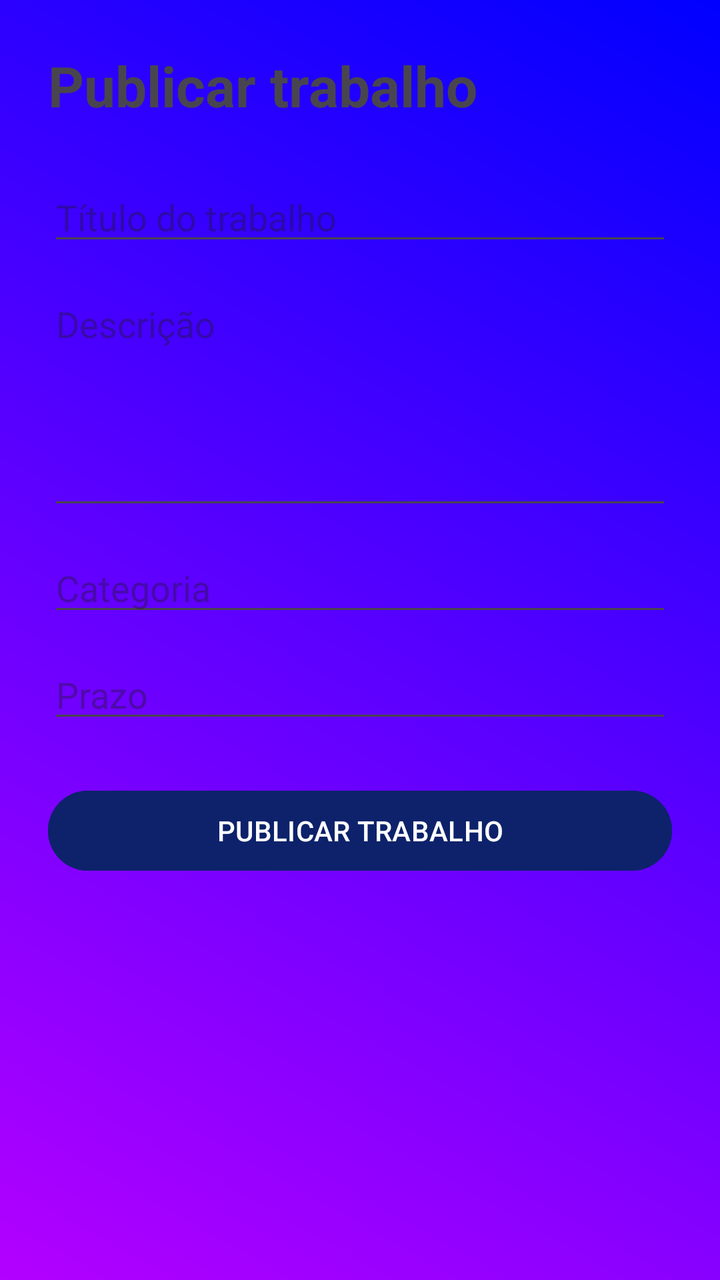
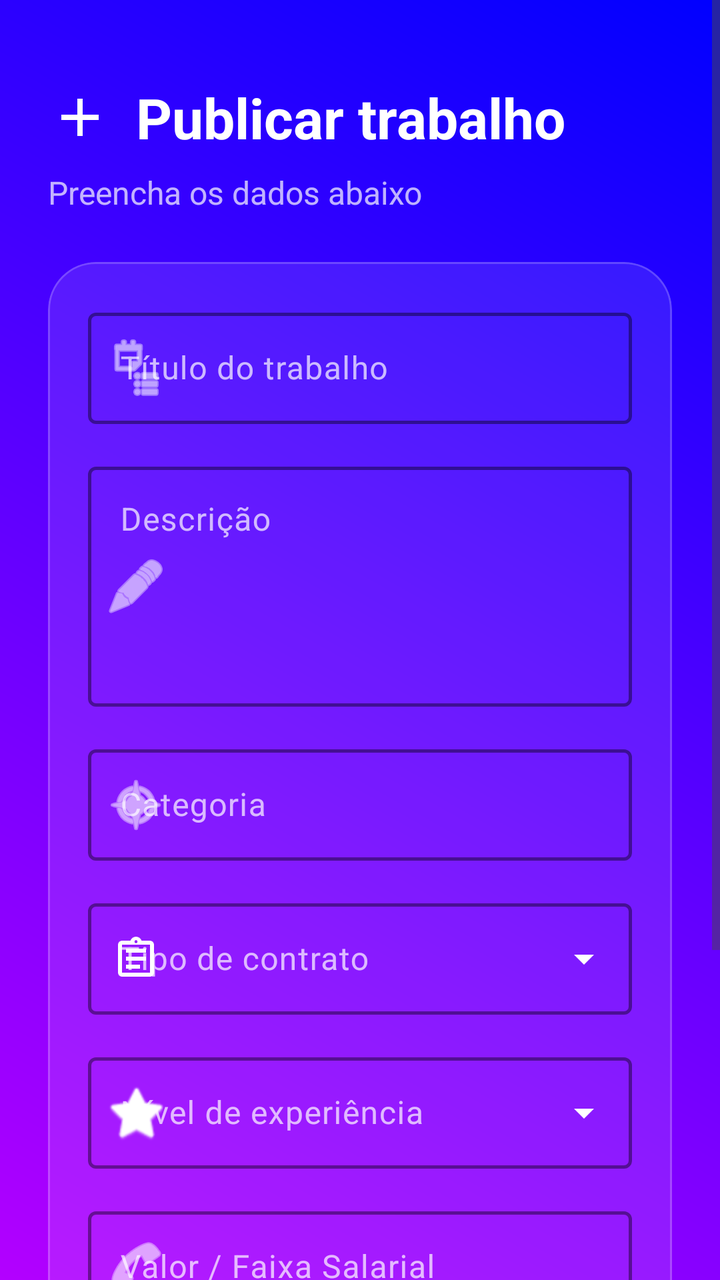

Before-and-after screenshots of an Android layout around one commit, followed by the original layout XML and the change that was made.
<!-- AndroidManifest.xml: application theme Theme.PlataformaRemota -->
<!-- res/layout/activity_trabalho.xml -->
<?xml version="1.0" encoding="utf-8"?>
<ScrollView
    xmlns:android="http://schemas.android.com/apk/res/android"
    android:layout_width="match_parent"
    android:layout_height="match_parent"
    android:background="@drawable/background_gradiente">

    <LinearLayout
        android:layout_width="match_parent"
        android:layout_height="wrap_content"
        android:orientation="vertical"
        android:padding="24dp">

        <TextView
            android:layout_width="wrap_content"
            android:layout_height="wrap_content"
            android:text="Publicar trabalho"
            android:textSize="28sp"
            android:textStyle="bold"
            android:layout_marginBottom="25dp"/>

        <EditText
            android:id="@+id/edtTitulo"
            android:layout_width="match_parent"
            android:layout_height="wrap_content"
            android:hint="Título do trabalho"/>

        <EditText
            android:id="@+id/edtDescricao"
            android:layout_width="match_parent"
            android:layout_height="120dp"
            android:hint="Descrição"
            android:gravity="top"
            android:inputType="textMultiLine"
            android:layout_marginTop="12dp"/>

        <EditText
            android:id="@+id/edtCategoria"
            android:layout_width="match_parent"
            android:layout_height="wrap_content"
            android:hint="Categoria"
            android:layout_marginTop="12dp"/>

        <EditText
            android:id="@+id/edtPrazo"
            android:layout_width="match_parent"
            android:layout_height="wrap_content"
            android:hint="Prazo"
            android:layout_marginTop="12dp"/>

        <Button
            android:id="@+id/btnPublicar"
            android:layout_width="match_parent"
            android:layout_height="wrap_content"
            android:backgroundTint="#0D226B"
            android:text="PUBLICAR TRABALHO"
            android:layout_marginTop="25dp"/>

    </LinearLayout>

</ScrollView>
<!-- resources referenced by this layout -->
<resources>
  <!-- drawable background_gradiente (drawable) -->
  <?xml version="1.0" encoding="utf-8"?>
  <shape xmlns:android="http://schemas.android.com/apk/res/android">
      <gradient
          android:startColor="#B300FF"
          android:endColor="#0000FF"
          android:angle="45"/>
  </shape>
  <style name="Theme.PlataformaRemota" parent="Base.Theme.PlataformaRemota" />
  <style name="Base.Theme.PlataformaRemota" parent="Theme.Material3.DayNight.NoActionBar">
          
          
      </style>
</resources>

<!-- the commit's change to res/layout/activity_trabalho.xml (unified diff, before → after) -->
@@ -1,61 +1,254 @@
 <?xml version="1.0" encoding="utf-8"?>
-<ScrollView
-    xmlns:android="http://schemas.android.com/apk/res/android"
+<ScrollView xmlns:android="http://schemas.android.com/apk/res/android"
+    xmlns:app="http://schemas.android.com/apk/res-auto"
+    xmlns:tools="http://schemas.android.com/tools"
     android:layout_width="match_parent"
     android:layout_height="match_parent"
-    android:background="@drawable/background_gradiente">
+    android:background="@drawable/background_gradiente"
+    android:fillViewport="true">
 
     <LinearLayout
         android:layout_width="match_parent"
         android:layout_height="wrap_content"
         android:orientation="vertical"
-        android:padding="24dp">
+        android:padding="24dp"
+        android:gravity="center_horizontal">
+
+        
+        <LinearLayout
+            android:layout_width="match_parent"
+            android:layout_height="wrap_content"
+            android:gravity="center_vertical"
+            android:orientation="horizontal"
+            android:layout_marginBottom="8dp"
+            android:layout_marginTop="16dp">
+
+            <ImageView
+                android:layout_width="32dp"
+                android:layout_height="32dp"
+                android:layout_marginEnd="12dp"
+                android:src="@drawable/ic_add"
+                app:tint="@color/white" />
+
+            <TextView
+                android:layout_width="0dp"
+                android:layout_height="wrap_content"
+                android:layout_weight="1"
+                android:text="Publicar trabalho"
+                android:textColor="@color/white"
+                android:textSize="28sp"
+                android:textStyle="bold" />
+        </LinearLayout>
 
         <TextView
-            android:layout_width="wrap_content"
+            android:layout_width="match_parent"
             android:layout_height="wrap_content"
-            android:text="Publicar trabalho"
-            android:textSize="28sp"
-            android:textStyle="bold"
-            android:layout_marginBottom="25dp"/>
-
-        <EditText
-            android:id="@+id/edtTitulo"
+            android:text="Preencha os dados abaixo"
+            android:textColor="#B3FFFFFF"
+            android:textSize="16sp"
+            android:layout_marginBottom="24dp" />
+
+        
+        <com.google.android.material.card.MaterialCardView
             android:layout_width="match_parent"
             android:layout_height="wrap_content"
-            android:hint="Título do trabalho"/>
-
-        <EditText
-            android:id="@+id/edtDescricao"
-            android:layout_width="match_parent"
-            android:layout_height="120dp"
-            android:hint="Descrição"
-            android:gravity="top"
-            android:inputType="textMultiLine"
-            android:layout_marginTop="12dp"/>
-
-        <EditText
-            android:id="@+id/edtCategoria"
-            android:layout_width="match_parent"
-            android:layout_height="wrap_content"
-            android:hint="Categoria"
-            android:layout_marginTop="12dp"/>
-
-        <EditText
-            android:id="@+id/edtPrazo"
-            android:layout_width="match_parent"
-            android:layout_height="wrap_content"
-            android:hint="Prazo"
-            android:layout_marginTop="12dp"/>
-
-        <Button
+            app:cardBackgroundColor="#1AFFFFFF"
+            app:cardCornerRadius="24dp"
+            app:cardElevation="0dp"
+            app:strokeWidth="1dp"
+            app:strokeColor="#33FFFFFF"
+            android:layout_marginBottom="24dp">
+
+            <LinearLayout
+                android:layout_width="match_parent"
+                android:layout_height="wrap_content"
+                android:orientation="vertical"
+                android:padding="20dp">
+
+                
+                <com.google.android.material.textfield.TextInputLayout
+                    style="@style/Widget.Material3.TextInputLayout.OutlinedBox"
+                    android:layout_width="match_parent"
+                    android:layout_height="wrap_content"
+                    android:layout_marginBottom="16dp"
+                    android:hint="Título do trabalho"
+                    android:textColorHint="#B3FFFFFF"
+                    app:hintTextColor="@color/white"
+                    app:boxStrokeColor="@color/white"
+                    app:boxStrokeWidth="1.5dp"
+                    app:startIconDrawable="@android:drawable/ic_menu_agenda"
+                    app:startIconTint="@color/white"
+                    app:boxBackgroundColor="@android:color/transparent">
+
+                    <com.google.android.material.textfield.TextInputEditText
+                        android:id="@+id/edtTitulo"
+                        android:layout_width="match_parent"
+                        android:layout_height="wrap_content"
+                        android:inputType="text"
+                        android:textColor="@color/white" />
+                </com.google.android.material.textfield.TextInputLayout>
+
+                
+                <com.google.android.material.textfield.TextInputLayout
+                    style="@style/Widget.Material3.TextInputLayout.OutlinedBox"
+                    android:layout_width="match_parent"
+                    android:layout_height="wrap_content"
+                    android:layout_marginBottom="16dp"
+                    android:hint="Descrição"
+                    android:textColorHint="#B3FFFFFF"
+                    app:hintTextColor="@color/white"
+                    app:boxStrokeColor="@color/white"
+                    app:boxStrokeWidth="1.5dp"
+                    app:startIconDrawable="@android:drawable/ic_menu_edit"
+                    app:startIconTint="@color/white"
+                    app:boxBackgroundColor="@android:color/transparent">
+
+                    <com.google.android.material.textfield.TextInputEditText
+                        android:id="@+id/edtDescricao"
+                        android:layout_width="match_parent"
+                        android:layout_height="120dp"
+                        android:gravity="top"
+                        android:inputType="textMultiLine"
+                        android:textColor="@color/white" />
+                </com.google.android.material.textfield.TextInputLayout>
+
+                
+                <com.google.android.material.textfield.TextInputLayout
+                    style="@style/Widget.Material3.TextInputLayout.OutlinedBox"
+                    android:layout_width="match_parent"
+                    android:layout_height="wrap_content"
+                    android:layout_marginBottom="16dp"
+                    android:hint="Categoria"
+                    android:textColorHint="#B3FFFFFF"
+                    app:hintTextColor="@color/white"
+                    app:boxStrokeColor="@color/white"
+                    app:boxStrokeWidth="1.5dp"
+                    app:startIconDrawable="@android:drawable/ic_menu_compass"
+                    app:startIconTint="@color/white"
+                    app:boxBackgroundColor="@android:color/transparent">
+
+                    <com.google.android.material.textfield.TextInputEditText
+                        android:id="@+id/edtCategoria"
+                        android:layout_width="match_parent"
+                        android:layout_height="wrap_content"
+                        android:inputType="text"
+                        android:textColor="@color/white" />
+                </com.google.android.material.textfield.TextInputLayout>
+
+                
+                <com.google.android.material.textfield.TextInputLayout
+                    style="@style/Widget.Material3.TextInputLayout.OutlinedBox.ExposedDropdownMenu"
+                    android:layout_width="match_parent"
+                    android:layout_height="wrap_content"
+                    android:layout_marginBottom="16dp"
+                    android:hint="Tipo de contrato"
+                    android:textColorHint="#B3FFFFFF"
+                    app:hintTextColor="@color/white"
+                    app:boxStrokeColor="@color/white"
+                    app:boxStrokeWidth="1.5dp"
+                    app:startIconDrawable="@drawable/ic_menu_description"
+                    app:startIconTint="@color/white"
+                    app:endIconTint="@color/white"
+                    app:boxBackgroundColor="@android:color/transparent">
+
+                    <AutoCompleteTextView
+                        android:id="@+id/edtTipoContrato"
+                        android:layout_width="match_parent"
+                        android:layout_height="wrap_content"
+                        android:inputType="none"
+                        android:textColor="@color/white" />
+                </com.google.android.material.textfield.TextInputLayout>
+
+                
+                <com.google.android.material.textfield.TextInputLayout
+                    style="@style/Widget.Material3.TextInputLayout.OutlinedBox.ExposedDropdownMenu"
+                    android:layout_width="match_parent"
+                    android:layout_height="wrap_content"
+                    android:layout_marginBottom="16dp"
+                    android:hint="Nível de experiência"
+                    android:textColorHint="#B3FFFFFF"
+                    app:hintTextColor="@color/white"
+                    app:boxStrokeColor="@color/white"
+                    app:boxStrokeWidth="1.5dp"
+                    app:startIconDrawable="@android:drawable/btn_star_big_on"
+                    app:startIconTint="@color/white"
+                    app:endIconTint="@color/white"
+                    app:boxBackgroundColor="@android:color/transparent">
+
+                    <AutoCompleteTextView
+                        android:id="@+id/edtNivel"
+                        android:layout_width="match_parent"
+                        android:layout_height="wrap_content"
+                        android:inputType="none"
+                        android:textColor="@color/white" />
+                </com.google.android.material.textfield.TextInputLayout>
+
+                
+                <com.google.android.material.textfield.TextInputLayout
+                    style="@style/Widget.Material3.TextInputLayout.OutlinedBox"
+                    android:layout_width="match_parent"
+                    android:layout_height="wrap_content"
+                    android:layout_marginBottom="16dp"
+                    android:hint="Valor / Faixa Salarial"
+                    android:textColorHint="#B3FFFFFF"
+                    app:hintTextColor="@color/white"
+                    app:boxStrokeColor="@color/white"
+                    app:boxStrokeWidth="1.5dp"
+                    app:prefixText="R$ "
+                    app:prefixTextColor="@color/white"
+                    app:startIconDrawable="@android:drawable/ic_menu_call"
+                    app:startIconTint="@color/white"
+                    app:boxBackgroundColor="@android:color/transparent">
+
+                    <com.google.android.material.textfield.TextInputEditText
+                        android:id="@+id/edtValor"
+                        android:layout_width="match_parent"
+                        android:layout_height="wrap_content"
+                        android:inputType="numberDecimal"
+                        android:textColor="@color/white" />
+                </com.google.android.material.textfield.TextInputLayout>
+
+                
+                <com.google.android.material.textfield.TextInputLayout
+                    style="@style/Widget.Material3.TextInputLayout.OutlinedBox"
+                    android:layout_width="match_parent"
+                    android:layout_height="wrap_content"
+                    android:hint="Prazo"
+                    android:textColorHint="#B3FFFFFF"
+                    app:hintTextColor="@color/white"
+                    app:boxStrokeColor="@color/white"
+                    app:boxStrokeWidth="1.5dp"
+                    app:startIconDrawable="@android:drawable/ic_menu_recent_history"
+                    app:startIconTint="@color/white"
+                    app:boxBackgroundColor="@android:color/transparent">
+
+                    <com.google.android.material.textfield.TextInputEditText
+                        android:id="@+id/edtPrazo"
+                        android:layout_width="match_parent"
+                        android:layout_height="wrap_content"
+                        android:inputType="text"
+                        android:textColor="@color/white" />
+                </com.google.android.material.textfield.TextInputLayout>
+
+            </LinearLayout>
+        </com.google.android.material.card.MaterialCardView>
+
+        
+        <com.google.android.material.button.MaterialButton
             android:id="@+id/btnPublicar"
             android:layout_width="match_parent"
-            android:layout_height="wrap_content"
+            android:layout_height="56dp"
             android:backgroundTint="#0D226B"
             android:text="PUBLICAR TRABALHO"
-            android:layout_marginTop="25dp"/>
+            android:textColor="@color/white"
+            android:textSize="16sp"
+            android:textStyle="bold"
+            app:cornerRadius="28dp"
+            app:elevation="4dp"
+            app:icon="@drawable/ic_add"
+            app:iconGravity="textStart"
+            app:iconPadding="8dp"
+            app:iconTint="@color/white" />
 
     </LinearLayout>
-
 </ScrollView>
<!-- resource entries referenced after the edit -->
@@ -1,5 +1,6 @@
 <!-- resources referenced by this layout -->
 <resources>
+  <color name="white">#FFFFFFFF</color>
   <!-- drawable background_gradiente (drawable) -->
   <?xml version="1.0" encoding="utf-8"?>
   <shape xmlns:android="http://schemas.android.com/apk/res/android">
@@ -8,6 +9,18 @@
           android:endColor="#0000FF"
           android:angle="45"/>
   </shape>
+  <!-- drawable ic_add (drawable) -->
+  <vector xmlns:android="http://schemas.android.com/apk/res/android" android:height="24dp" android:tint="#000000" android:viewportHeight="960" android:viewportWidth="960" android:width="24dp">
+        
+      <path android:fillColor="@android:color/white" android:pathData="M440,520L200,520L200,440L440,440L440,200L520,200L520,440L760,440L760,520L520,520L520,760L440,760L440,520Z"/>
+      
+  </vector>
+  <!-- drawable ic_menu_description (drawable) -->
+  <vector xmlns:android="http://schemas.android.com/apk/res/android" android:autoMirrored="true" android:height="24dp" android:tint="#000000" android:viewportHeight="960" android:viewportWidth="960" android:width="24dp">
+        
+      <path android:fillColor="@android:color/white" android:pathData="M200,840Q167,840 143.5,816.5Q120,793 120,760L120,200Q120,167 143.5,143.5Q167,120 200,120L368,120Q381,84 411.5,62Q442,40 480,40Q518,40 548.5,62Q579,84 592,120L760,120Q793,120 816.5,143.5Q840,167 840,200L840,760Q840,793 816.5,816.5Q793,840 760,840L200,840ZM200,760L760,760Q760,760 760,760Q760,760 760,760L760,200Q760,200 760,200Q760,200 760,200L200,200Q200,200 200,200Q200,200 200,200L200,760Q200,760 200,760Q200,760 200,760ZM280,680L560,680L560,600L280,600L280,680ZM280,520L680,520L680,440L280,440L280,520ZM280,360L680,360L680,280L280,280L280,360ZM501.5,161.5Q510,153 510,140Q510,127 501.5,118.5Q493,110 480,110Q467,110 458.5,118.5Q450,127 450,140Q450,153 458.5,161.5Q467,170 480,170Q493,170 501.5,161.5ZM200,760Q200,760 200,760Q200,760 200,760L200,200Q200,200 200,200Q200,200 200,200L200,200Q200,200 200,200Q200,200 200,200L200,760Q200,760 200,760Q200,760 200,760Z"/>
+      
+  </vector>
   <style name="Theme.PlataformaRemota" parent="Base.Theme.PlataformaRemota" />
   <style name="Base.Theme.PlataformaRemota" parent="Theme.Material3.DayNight.NoActionBar">
           
